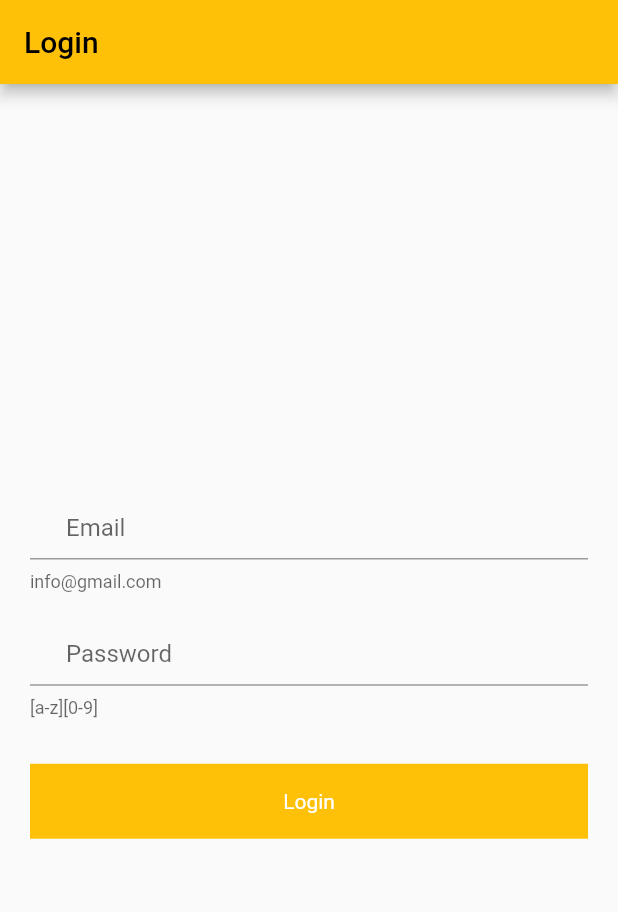
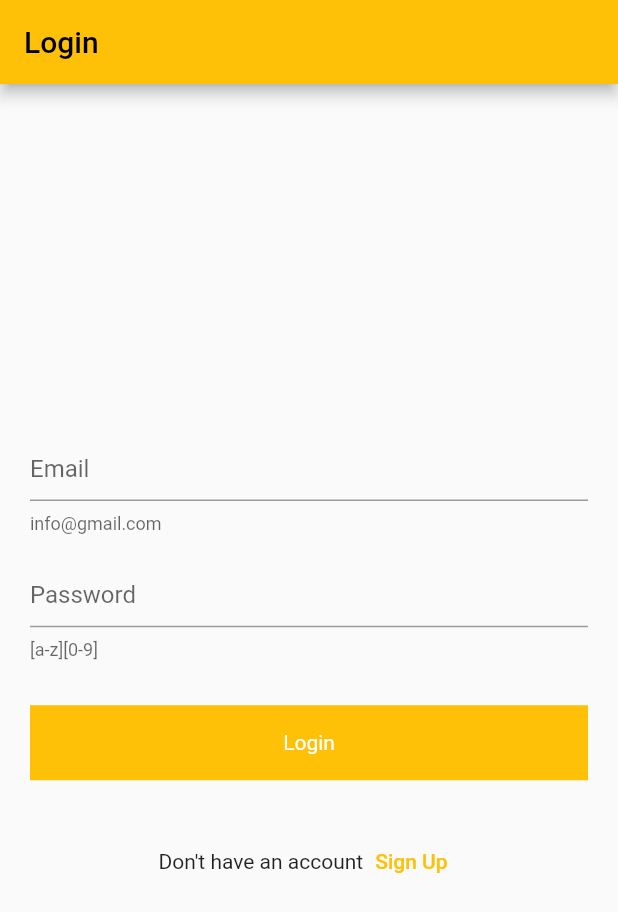
Before and after one commit to Hizar62/Flutter-Firebase, a Flutter app: the screen it shows after launch, on a phone screen of 412 x 824 dp. Shown: the top 912 px of the screen. Run offline on Flutter 3.47's test engine with Material 2 defaults, Android fonts, the phone set to English and light mode, and no system bars; our stand-ins replace firebase_core; accounts and stored records are empty.

Commit message:
sign up page

```diff
--- a/lib/ui/auth/login_screen.dart
+++ b/lib/ui/auth/login_screen.dart
@@ -2,8 +2,10 @@
 
 // import 'dart:js_interop_unsafe';
 
+import 'package:firebaselearning/ui/auth/signup_screen.dart';
 import 'package:firebaselearning/widgets/round_button.dart';
 import 'package:flutter/material.dart';
+import 'package:flutter/services.dart';
 
 class LoginScreen extends StatefulWidget {
   const LoginScreen({super.key});
@@ -14,19 +16,24 @@ class LoginScreen extends StatefulWidget {
 
 class _LoginScreenState extends State<LoginScreen> {
   final _formKey = GlobalKey<FormState>();
-  final emailController = TextEditingController();
-  final passwordController = TextEditingController();
+  // final TextEditingController _emailController = TextEditingController();
+  // final TextEditingController _passwordController = TextEditingController();
 
-  @override
-  void initState() {
-    super.initState();
-    emailController.dispose();
-    passwordController.dispose();
-  }
+  // @override
+  // void initState() {
+  //   super.initState();
+  //   _emailController.dispose();
+  //   _passwordController.dispose();
+  // }
 
   @override
   Widget build(BuildContext context) {
-    return Scaffold(
+    return WillPopScope(
+      onWillPop: () async {
+        SystemNavigator.pop();
+        return true;
+      },
+      child: Scaffold(
         appBar: AppBar(
           automaticallyImplyLeading: false,
           title: const Text("Login"),
@@ -42,12 +49,12 @@ class _LoginScreenState extends State<LoginScreen> {
                 child: Column(
                   children: [
                     TextFormField(
-                    controller: emailController,
+                      // controller: _emailController,
                       keyboardType: TextInputType.emailAddress,
                       decoration: const InputDecoration(
                           hintText: 'Email',
                           helperText: 'info@gmail.com',
-                        prefix: Icon(Icons.alternate_email)),
+                          suffix: Icon(Icons.alternate_email)),
                       validator: (value) {
                         if (value!.isEmpty) {
                           return 'Enter Email';
@@ -59,16 +66,16 @@ class _LoginScreenState extends State<LoginScreen> {
                       height: 10,
                     ),
                     TextFormField(
-                    controller: passwordController,
+                      // controller: _passwordController,
                       keyboardType: TextInputType.text,
                       obscureText: true,
                       decoration: const InputDecoration(
                           hintText: 'Password',
                           helperText: '[a-z][0-9]',
-                        prefix: Icon(Icons.password)),
+                          suffix: Icon(Icons.lock)),
                       validator: (value) {
                         if (value!.isEmpty) {
-                        return 'Enter Email';
+                          return 'Enter password';
                         }
                         return null;
                       },
@@ -83,8 +90,26 @@ class _LoginScreenState extends State<LoginScreen> {
                   title: "Login",
                   onTap: () {
                     if (_formKey.currentState!.validate()) ;
-                })
+                  }),
+              const SizedBox(
+                height: 30,
+              ),
+              Row(
+                mainAxisAlignment: MainAxisAlignment.center,
+                children: [
+                  const Text("Don't have an account"),
+                  TextButton(
+                      onPressed: () {
+                        Navigator.push(
+                            context,
+                            MaterialPageRoute(
+                                builder: (context) => const SignUpScreen()));
+                      },
+                      child: const Text("Sign Up"))
                 ],
+              )
+            ],
+          ),
         ),
       ),
     );
```
Also changed, not shown: lib/ui/auth/signup_screen.dart (added, +112 -0 lines). Lines whose indentation alone changed are shown as unchanged.
